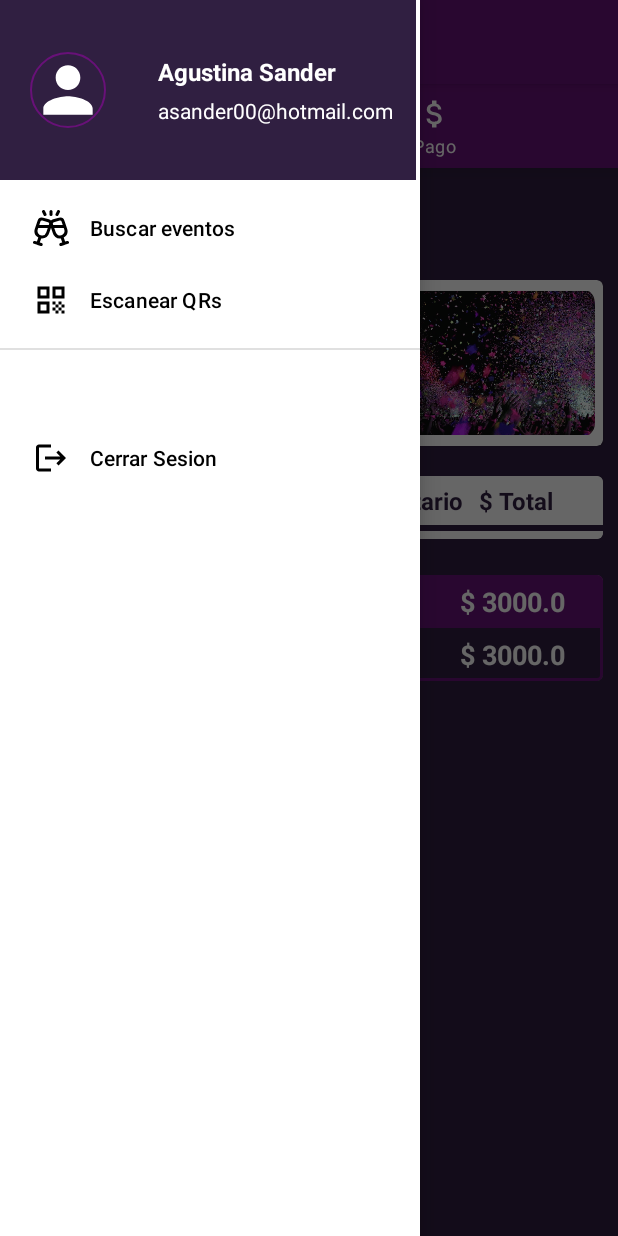
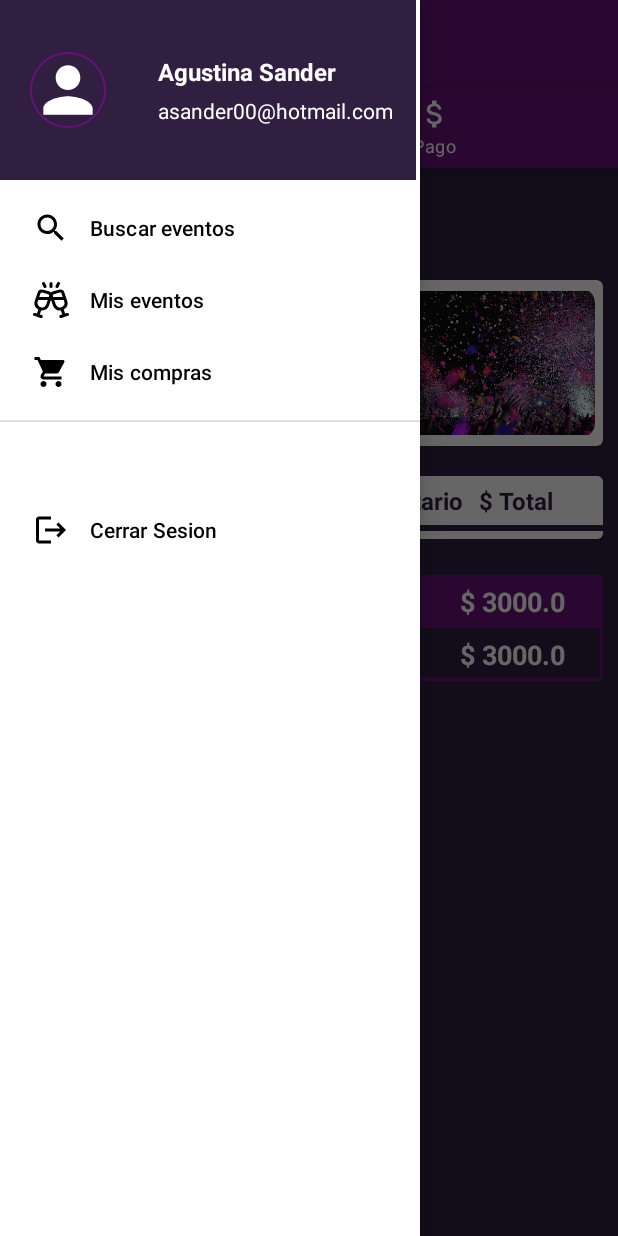
Before and after one commit to AgustinaSander/Apparty, an Android app: the DetailPurchaseFragment screen opened through its navigation route, with the side drawer open, on a phone screen of 412 x 824 dp. Run offline under Robolectric (Android 15) with nearby library versions, the phone set to English and light mode, and no system bars; our stand-ins replace navigation-ui; libraries missing offline, so code that uses them is left out: com.journeyapps.barcodescanner, org.imaginativeworld.whynotimagecarousel; 16 statements that could not run were skipped.

Commit message:
New interface organized events

```diff
--- a/app/src/main/java/com/example/apparty/EventResultsFragment.java
+++ b/app/src/main/java/com/example/apparty/EventResultsFragment.java
@@ -67,6 +67,7 @@ public class EventResultsFragment extends Fragment implements ResultsRecyclerAda
         recyclerView.setLayoutManager(layoutManager);
 
         setEventList();
+
         if(filteredEvents.size()==0){
             binding.noResults.setVisibility(View.VISIBLE);
             binding.textResume.setVisibility(View.GONE);
--- a/app/src/main/java/com/example/apparty/MainActivity.java
+++ b/app/src/main/java/com/example/apparty/MainActivity.java
@@ -57,7 +57,7 @@ public class MainActivity extends AppCompatActivity{
 
     @Override
     public boolean onOptionsItemSelected(@NonNull MenuItem item) {
-        Log.i("chau","JJ");
+        Log.i("chau", String.valueOf(item.getItemId()));
         NavController navController = Navigation.findNavController(this, R.id.fragmentContainerView);
         return NavigationUI.onNavDestinationSelected(item, navController)
                 || super.onOptionsItemSelected(item);
--- a/app/src/main/java/com/example/apparty/gestores/GestorEvent.java
+++ b/app/src/main/java/com/example/apparty/gestores/GestorEvent.java
@@ -132,4 +132,8 @@ public class GestorEvent {
         }
         return null;
     }
+
+    public List<Event> getEventsOrganizedByUser(int idUser){
+        return getEventList().stream().filter(e -> e.getOrganizer().getId() == idUser).collect(Collectors.toList());
+    }
 }
--- a/app/src/main/java/com/example/apparty/repositories/EventRepository.java
+++ b/app/src/main/java/com/example/apparty/repositories/EventRepository.java
@@ -18,9 +18,9 @@ public class EventRepository {
     public EventRepository(){}
 
     private List<Event> _EVENTS = List.of(
-            new Event(1, "Fiesta en Salones del puerto", getAddress(), getStock(), LocalDate.of(2023, 1, 15), LocalTime.of(17,30), dresscodeRepository.getDresscodes().get(0), getUser(), getComments()),
-            new Event(2, "Poolparty en ATE", getAddress(), getStock(), LocalDate.of(2023, 1, 20), LocalTime.of(17,30), dresscodeRepository.getDresscodes().get(0), getUser(), getComments()),
-            new Event(3, "Fiesta en la playa", getAddress(), getStock(), LocalDate.of(2023, 1, 13), LocalTime.of(17,30), dresscodeRepository.getDresscodes().get(1), getUser(), getComments())
+            new Event(1, "Fiesta en Salones del puerto", getAddress(), getStock(), LocalDate.of(2023, 3, 15), LocalTime.of(17,30), dresscodeRepository.getDresscodes().get(0), getUser(), getComments()),
+            new Event(2, "Poolparty en ATE", getAddress(), getStock(), LocalDate.of(2023, 3, 20), LocalTime.of(17,30), dresscodeRepository.getDresscodes().get(0), getUser(), getComments()),
+            new Event(3, "Fiesta en la playa", getAddress(), getStock(), LocalDate.now(), LocalTime.of(17,30), dresscodeRepository.getDresscodes().get(1), getUser(), getComments())
     );
 
     private User getUser() {
--- /dev/null
+++ b/app/src/main/res/drawable/ic_baseline_shopping_cart_24.xml
@@ -0,0 +1,5 @@
+<vector android:height="24dp" android:tint="#FFFFFF"
+    android:viewportHeight="24" android:viewportWidth="24"
+    android:width="24dp" xmlns:android="http://schemas.android.com/apk/res/android">
+    <path android:fillColor="@android:color/white" android:pathData="M7,18c-1.1,0 -1.99,0.9 -1.99,2S5.9,22 7,22s2,-0.9 2,-2 -0.9,-2 -2,-2zM1,2v2h2l3.6,7.59 -1.35,2.45c-0.16,0.28 -0.25,0.61 -0.25,0.96 0,1.1 0.9,2 2,2h12v-2L7.42,15c-0.14,0 -0.25,-0.11 -0.25,-0.25l0.03,-0.12 0.9,-1.63h7.45c0.75,0 1.41,-0.41 1.75,-1.03l3.58,-6.49c0.08,-0.14 0.12,-0.31 0.12,-0.48 0,-0.55 -0.45,-1 -1,-1L5.21,4l-0.94,-2L1,2zM17,18c-1.1,0 -1.99,0.9 -1.99,2s0.89,2 1.99,2 2,-0.9 2,-2 -0.9,-2 -2,-2z"/>
+</vector>
--- a/app/src/main/res/menu/navigation_drawer.xml
+++ b/app/src/main/res/menu/navigation_drawer.xml
@@ -3,12 +3,18 @@
     xmlns:tools="http://schemas.android.com/tools"
     tools:showIn="navigation_view">
     <item android:title="Buscar eventos"
-        android:icon="@drawable/glass_cheers_24"
+        android:icon="@drawable/ic_baseline_search_24"
         android:id="@+id/searchEvents"/>
-    <item
-        android:title="Escanear QRs"
-        android:icon="@drawable/ic_baseline_qr_code_24"
-        android:id="@+id/scanQRFragment"/>
+
+    <group>
+        <item android:title="Mis eventos"
+            android:icon="@drawable/glass_cheers_24"
+            android:id="@+id/organizedEventsFragment"/>
+        <item
+            android:title="Mis compras"
+            android:icon="@drawable/ic_baseline_shopping_cart_24"
+            android:id="@+id/purchasedEvents"/>
+    </group>
 
     <item android:title="">
         <menu>
--- a/app/src/main/res/navigation/nav_graph.xml
+++ b/app/src/main/res/navigation/nav_graph.xml
@@ -50,7 +50,16 @@
         android:name="com.example.apparty.ScanQRFragment"
         android:label="fragment_scan_q_r"
         tools:layout="@layout/fragment_scan_q_r" />
-    <action android:id="@+id/action_global_scanQRFragment" app:destination="@id/scanQRFragment"/>
+    <fragment
+        android:id="@+id/organizedEventsFragment"
+        android:name="com.example.apparty.OrganizedEventsFragment"
+        android:label="fragment_organized_events"
+        tools:layout="@layout/fragment_organized_events" >
+        <action
+            android:id="@+id/action_organizedEventsFragment_to_scanQRFragment"
+            app:destination="@id/scanQRFragment" />
+    </fragment>
+    <action android:id="@+id/action_global_organizedEventsFragment" app:destination="@id/organizedEventsFragment"/>
 
 
 </navigation>
```
Also changed, not shown: app/src/main/java/com/example/apparty/OrganizedEventsFragment.java (added, +108 -0 lines), app/src/main/res/layout/fragment_organized_events.xml (added, +96 -0 lines).
